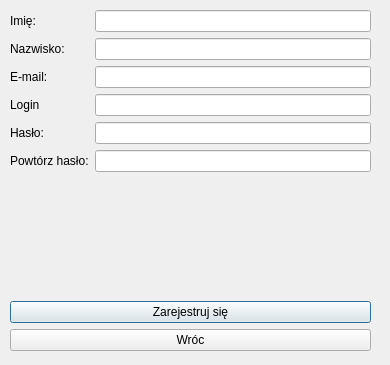
This is reg_user.ui in Barto-Paja/iDocCar as Qt 5 draws it before an edit. The edited form follows.
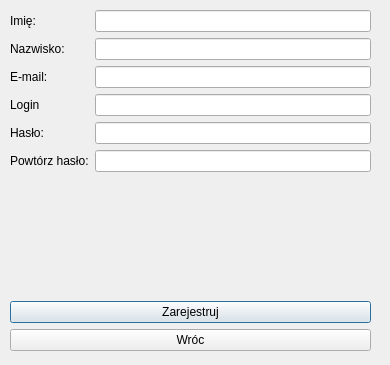
This is the edited form.

The edit to the form file:
```diff
--- a/reg_user.ui
+++ b/reg_user.ui
@@ -116,7 +116,7 @@
     <item>
      <widget class="QPushButton" name="pb_register">
       <property name="text">
-       <string>Zarejestruj się</string>
+       <string>Zarejestruj</string>
       </property>
      </widget>
     </item>
```
